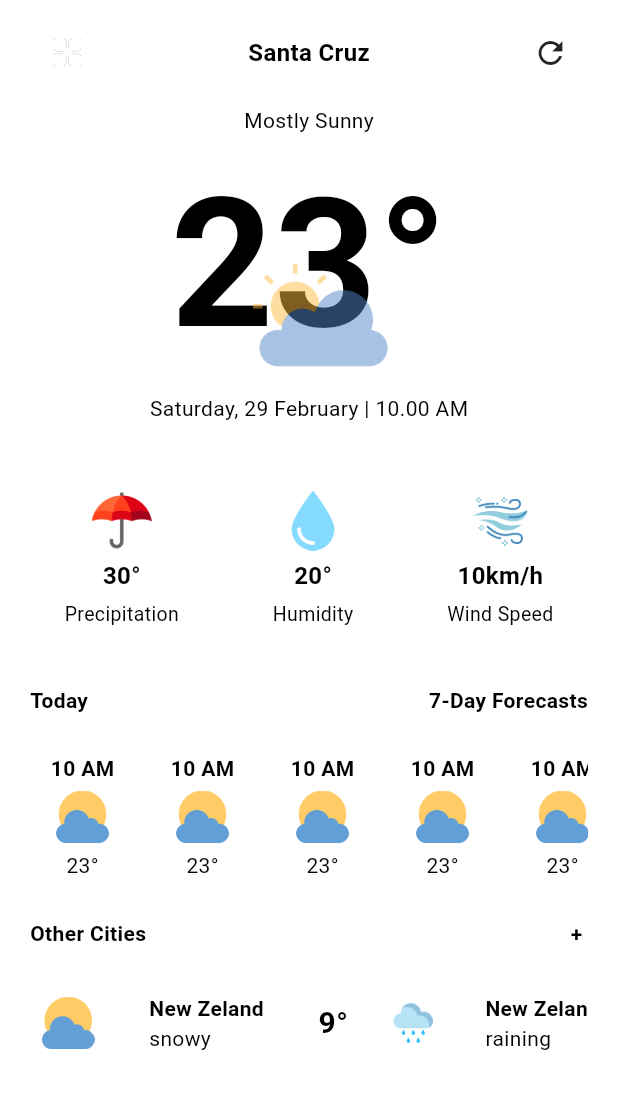
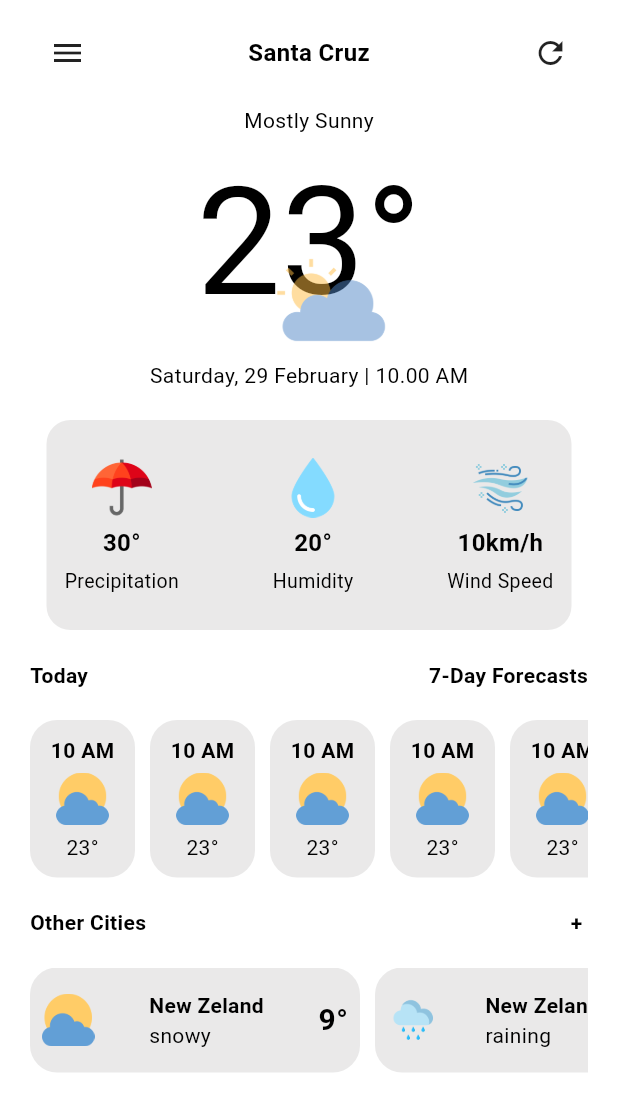
Before and after one commit to mzenteno/flutter_clima, a Flutter app: the screen it shows after launch, on a phone screen of 412 x 824 dp. Shown: the top 1111 px of the screen. Run offline on Flutter 3.47's test engine with Material 2 defaults, Android fonts, the phone set to English and light mode, and no system bars.

Commit message:
quinto commit

```diff
--- a/lib/main.dart
+++ b/lib/main.dart
@@ -39,6 +39,7 @@ class MyApp extends StatelessWidget {
       debugShowCheckedModeBanner: false,
       theme: lightTheme,
       darkTheme: darkTheme,
+      //themeMode: ThemeMode.system,
       home: Home(),
     );
   }
--- a/lib/theme/dark_theme.dart
+++ b/lib/theme/dark_theme.dart
@@ -1,12 +1,18 @@
 // ignore_for_file: prefer_const_constructors
+import 'package:flutter/material.dart';
 
-import 'package:flutter/material.dart';
+Color primaryColor = Color.fromARGB(255, 0, 0, 0);
+Color secondaryColor = Color.fromARGB(221, 189, 15, 15);
+Color accentColor = Color.fromARGB(255, 13, 39, 185);
+Color backGroundColor = Color.fromARGB(255, 0, 0, 0);
+Color containerColor = Color.fromARGB(149, 59, 58, 58);
 
 ThemeData darkTheme = ThemeData(
   brightness: Brightness.dark,
   useMaterial3: true,
   colorScheme: ColorScheme.dark(
-    background: Color.fromARGB(255, 0, 0, 0),
-    primary: Color.fromARGB(149, 59, 58, 58),
+    background: backGroundColor,
+    primary: primaryColor,
+    primaryContainer: containerColor,
   ),
 );
--- a/lib/theme/light_theme.dart
+++ b/lib/theme/light_theme.dart
@@ -1,13 +1,19 @@
 // ignore_for_file: prefer_const_constructors
 
 import 'package:flutter/material.dart';
+
+Color primaryColor = Color.fromARGB(255, 255, 255, 255);
+Color secondaryColor = Color.fromARGB(221, 47, 15, 189);
+Color accentColor = Color.fromARGB(255, 223, 42, 10);
+Color backGroundColor = Color.fromARGB(255, 255, 255, 255);
+Color containerColor = Color.fromARGB(34, 95, 92, 92);
 
 ThemeData lightTheme = ThemeData(
   brightness: Brightness.light,
   useMaterial3: true,
   colorScheme: ColorScheme.light(
-    background: Colors.white,
-    primary: Colors.white38,
-    secondary: Colors.white10,
+    background: backGroundColor,
+    primary: primaryColor,
+    primaryContainer: containerColor,
   ),
 );
--- a/lib/views/home.dart
+++ b/lib/views/home.dart
@@ -16,6 +16,8 @@ class _HomeState extends State<Home> {
         backgroundColor: Theme.of(context).colorScheme.background,
         appBar: null,
         body: SafeArea(
+          child: SingleChildScrollView(
+            scrollDirection: Axis.vertical,
             child: Align(
               alignment: Alignment.topCenter,
               child: Padding(
@@ -32,14 +34,13 @@ class _HomeState extends State<Home> {
                               height: 40.0,
                               width: 40.0,
                               decoration: BoxDecoration(
-                            color: Theme.of(context).colorScheme.primary,
+                                color: Theme.of(context).colorScheme.background,
                                 borderRadius: BorderRadius.circular(12),
                               ),
                               child: Padding(
                                 padding: EdgeInsets.all(5.0),
-                              child:
-                                  Image.asset('assets/images/menu1dark.png')),
-                        ),
+                                child: Icon(Icons.menu),
+                              )),
                           Text(
                             'Santa Cruz',
                             style: TextStyle(
@@ -51,7 +52,7 @@ class _HomeState extends State<Home> {
                             height: 40.0,
                             width: 40.0,
                             decoration: BoxDecoration(
-                            color: Theme.of(context).colorScheme.primary,
+                              color: Theme.of(context).colorScheme.background,
                               borderRadius: BorderRadius.circular(12),
                             ),
                             child: Padding(
@@ -68,7 +69,7 @@ class _HomeState extends State<Home> {
                     Text('Saturday, 29 February | 10.00 AM'),
                     SizedBox(height: 20),
                     TemperatureContainer(),
-                  SizedBox(height: 15),
+                    SizedBox(height: 20),
                     Row(
                       mainAxisAlignment: MainAxisAlignment.spaceBetween,
                       children: [
@@ -82,7 +83,7 @@ class _HomeState extends State<Home> {
                         ),
                       ],
                     ),
-                  SizedBox(height: 15),
+                    SizedBox(height: 20),
                     SingleChildScrollView(
                       scrollDirection: Axis.horizontal,
                       child: Row(
@@ -90,7 +91,9 @@ class _HomeState extends State<Home> {
                           Container(
                             width: 70,
                             decoration: BoxDecoration(
-                              color: Theme.of(context).colorScheme.primary,
+                                color: Theme.of(context)
+                                    .colorScheme
+                                    .primaryContainer,
                                 borderRadius: BorderRadius.circular(18.0)),
                             child: Padding(
                               padding: EdgeInsets.only(top: 10.0, bottom: 10.0),
@@ -123,7 +126,9 @@ class _HomeState extends State<Home> {
                           Container(
                             width: 70,
                             decoration: BoxDecoration(
-                              color: Theme.of(context).colorScheme.primary,
+                                color: Theme.of(context)
+                                    .colorScheme
+                                    .primaryContainer,
                                 borderRadius: BorderRadius.circular(18.0)),
                             child: Padding(
                               padding: EdgeInsets.only(top: 10.0, bottom: 10.0),
@@ -156,7 +161,9 @@ class _HomeState extends State<Home> {
                           Container(
                             width: 70,
                             decoration: BoxDecoration(
-                              color: Theme.of(context).colorScheme.primary,
+                                color: Theme.of(context)
+                                    .colorScheme
+                                    .primaryContainer,
                                 borderRadius: BorderRadius.circular(18.0)),
                             child: Padding(
                               padding: EdgeInsets.only(top: 10.0, bottom: 10.0),
@@ -189,7 +196,9 @@ class _HomeState extends State<Home> {
                           Container(
                             width: 70,
                             decoration: BoxDecoration(
-                              color: Theme.of(context).colorScheme.primary,
+                                color: Theme.of(context)
+                                    .colorScheme
+                                    .primaryContainer,
                                 borderRadius: BorderRadius.circular(18.0)),
                             child: Padding(
                               padding: EdgeInsets.only(top: 10.0, bottom: 10.0),
@@ -222,7 +231,9 @@ class _HomeState extends State<Home> {
                           Container(
                             width: 70,
                             decoration: BoxDecoration(
-                              color: Theme.of(context).colorScheme.primary,
+                                color: Theme.of(context)
+                                    .colorScheme
+                                    .primaryContainer,
                                 borderRadius: BorderRadius.circular(18.0)),
                             child: Padding(
                               padding: EdgeInsets.only(top: 10.0, bottom: 10.0),
@@ -255,7 +266,9 @@ class _HomeState extends State<Home> {
                           Container(
                             width: 70,
                             decoration: BoxDecoration(
-                              color: Theme.of(context).colorScheme.primary,
+                                color: Theme.of(context)
+                                    .colorScheme
+                                    .primaryContainer,
                                 borderRadius: BorderRadius.circular(18.0)),
                             child: Padding(
                               padding: EdgeInsets.only(top: 10.0, bottom: 10.0),
@@ -288,7 +301,9 @@ class _HomeState extends State<Home> {
                           Container(
                             width: 70,
                             decoration: BoxDecoration(
-                              color: Theme.of(context).colorScheme.primary,
+                                color: Theme.of(context)
+                                    .colorScheme
+                                    .primaryContainer,
                                 borderRadius: BorderRadius.circular(18.0)),
                             child: Padding(
                               padding: EdgeInsets.only(top: 10.0, bottom: 10.0),
@@ -321,7 +336,9 @@ class _HomeState extends State<Home> {
                           Container(
                             width: 70,
                             decoration: BoxDecoration(
-                              color: Theme.of(context).colorScheme.primary,
+                                color: Theme.of(context)
+                                    .colorScheme
+                                    .primaryContainer,
                                 borderRadius: BorderRadius.circular(18.0)),
                             child: Padding(
                               padding: EdgeInsets.only(top: 10.0, bottom: 10.0),
@@ -353,7 +370,7 @@ class _HomeState extends State<Home> {
                         ],
                       ),
                     ),
-                  SizedBox(height: 15),
+                    SizedBox(height: 20),
                     Row(
                       mainAxisAlignment: MainAxisAlignment.spaceBetween,
                       children: [
@@ -367,7 +384,7 @@ class _HomeState extends State<Home> {
                         ),
                       ],
                     ),
-                  SizedBox(height: 15),
+                    SizedBox(height: 20),
                     SingleChildScrollView(
                       scrollDirection: Axis.horizontal,
                       child: Row(
@@ -376,13 +393,16 @@ class _HomeState extends State<Home> {
                             height: 70,
                             width: 220,
                             decoration: BoxDecoration(
-                              color: Theme.of(context).colorScheme.primary,
+                                color: Theme.of(context)
+                                    .colorScheme
+                                    .primaryContainer,
                                 borderRadius: BorderRadius.circular(18.0)),
                             child: Padding(
                               padding:
                                   const EdgeInsets.only(left: 8.0, right: 8.0),
                               child: Row(
-                              mainAxisAlignment: MainAxisAlignment.spaceBetween,
+                                mainAxisAlignment:
+                                    MainAxisAlignment.spaceBetween,
                                 crossAxisAlignment: CrossAxisAlignment.center,
                                 children: [
                                   Image.asset(
@@ -390,7 +410,8 @@ class _HomeState extends State<Home> {
                                     height: 35,
                                   ),
                                   Column(
-                                  crossAxisAlignment: CrossAxisAlignment.start,
+                                    crossAxisAlignment:
+                                        CrossAxisAlignment.start,
                                     mainAxisAlignment: MainAxisAlignment.center,
                                     children: [
                                       Center(
@@ -424,13 +445,16 @@ class _HomeState extends State<Home> {
                             height: 70,
                             width: 220,
                             decoration: BoxDecoration(
-                              color: Theme.of(context).colorScheme.primary,
+                                color: Theme.of(context)
+                                    .colorScheme
+                                    .primaryContainer,
                                 borderRadius: BorderRadius.circular(18.0)),
                             child: Padding(
                               padding:
                                   const EdgeInsets.only(left: 8.0, right: 8.0),
                               child: Row(
-                              mainAxisAlignment: MainAxisAlignment.spaceBetween,
+                                mainAxisAlignment:
+                                    MainAxisAlignment.spaceBetween,
                                 crossAxisAlignment: CrossAxisAlignment.center,
                                 children: [
                                   Image.asset(
@@ -438,7 +462,8 @@ class _HomeState extends State<Home> {
                                     height: 35,
                                   ),
                                   Column(
-                                  crossAxisAlignment: CrossAxisAlignment.start,
+                                    crossAxisAlignment:
+                                        CrossAxisAlignment.start,
                                     mainAxisAlignment: MainAxisAlignment.center,
                                     children: [
                                       Center(
@@ -474,6 +499,7 @@ class _HomeState extends State<Home> {
                 ),
               ),
             ),
+          ),
         ));
   }
 }
@@ -490,8 +516,8 @@ class TemperatureData extends StatelessWidget {
         Text(
           '23°',
           style: TextStyle(
-            fontSize: 120,
-            fontWeight: FontWeight.bold,
+            fontSize: 100,
+            fontWeight: FontWeight.normal,
           ),
         ),
         Opacity(
@@ -500,7 +526,7 @@ class TemperatureData extends StatelessWidget {
               padding: EdgeInsets.only(left: 50.0, top: 70.00),
               child: Image.asset(
                 'assets/images/sunny.png',
-                height: 100,
+                height: 80,
               )),
         )
       ],
@@ -519,7 +545,7 @@ class TemperatureContainer extends StatelessWidget {
       height: 140,
       width: 350,
       decoration: BoxDecoration(
-          color: Theme.of(context).colorScheme.primary,
+          color: Theme.of(context).colorScheme.primaryContainer,
           borderRadius: BorderRadius.circular(16)),
       child: Row(
         mainAxisAlignment: MainAxisAlignment.spaceBetween,
```
Lines whose indentation alone changed are shown as unchanged.
